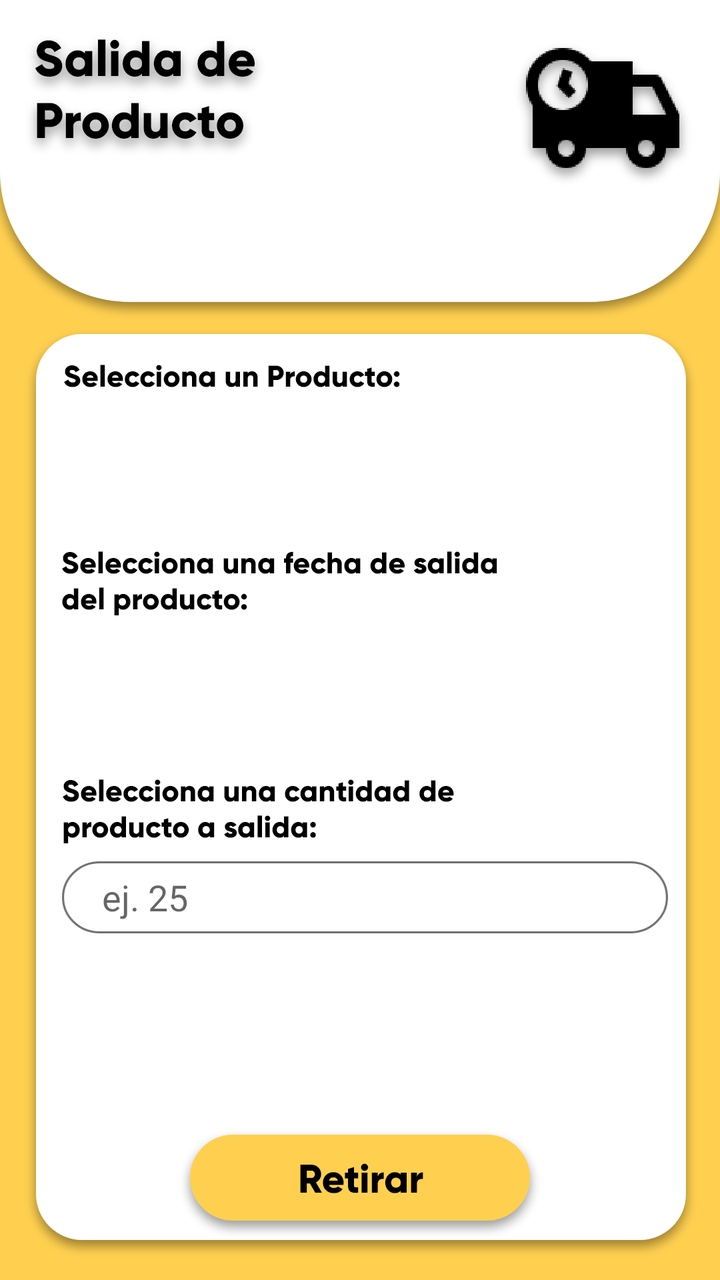
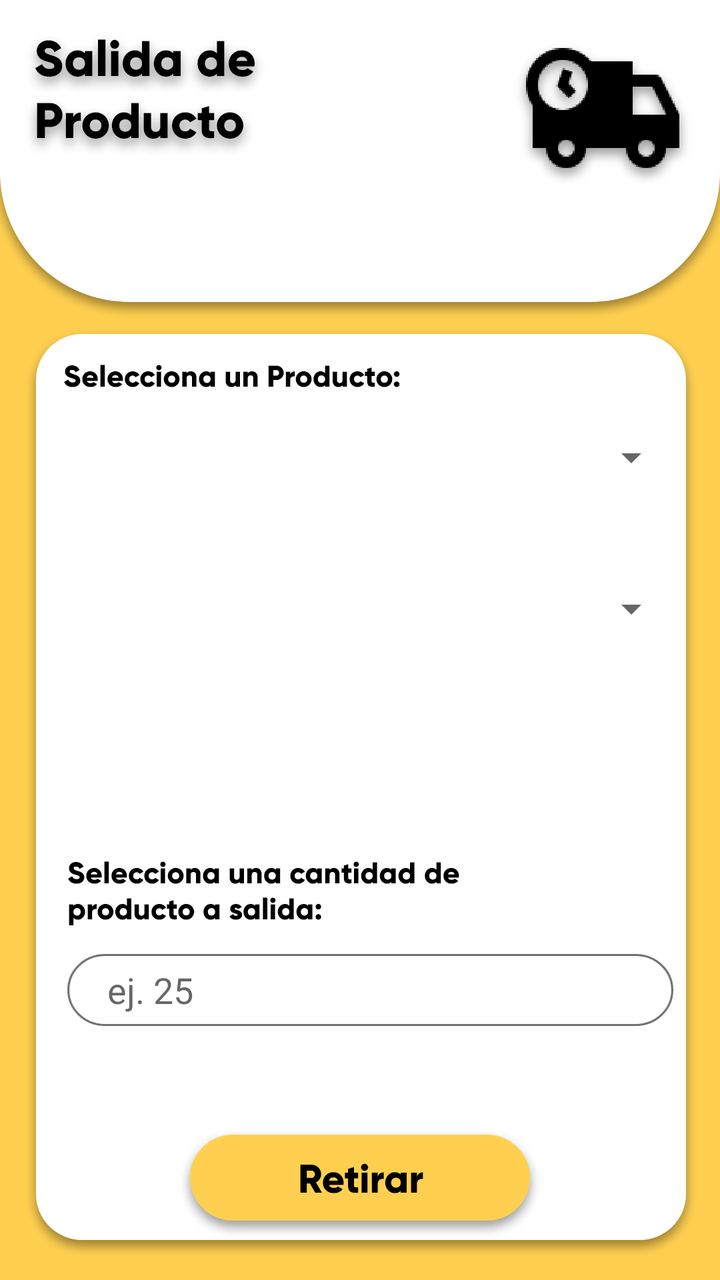

The first picture is an Android layout as it rendered before a commit; the second is the same layout after the commit. The layout source and the unified diff follow.
<!-- AndroidManifest.xml: application theme AppTheme -->
<!-- res/layout/activity__salida.xml -->
<?xml version="1.0" encoding="utf-8"?>
<android.support.constraint.ConstraintLayout xmlns:android="http://schemas.android.com/apk/res/android"
    xmlns:app="http://schemas.android.com/apk/res-auto"
    xmlns:tools="http://schemas.android.com/tools"
    android:layout_width="match_parent"
    android:layout_height="match_parent"
    android:background="@drawable/entradas"
    tools:context=".Activity_Salida">

    <ImageView
        android:id="@+id/imageView10"
        android:layout_width="wrap_content"
        android:layout_height="wrap_content"
        android:layout_marginStart="8dp"
        android:layout_marginTop="8dp"
        android:layout_marginEnd="8dp"
        android:layout_marginBottom="8dp"
        app:layout_constraintBottom_toBottomOf="parent"
        app:layout_constraintEnd_toEndOf="parent"
        app:layout_constraintHorizontal_bias="0.0"
        app:layout_constraintStart_toStartOf="parent"
        app:layout_constraintTop_toTopOf="parent"
        app:layout_constraintVertical_bias="0.0"
        app:srcCompat="@drawable/salidatexto" />

    <ImageView
        android:id="@+id/imageView11"
        android:layout_width="wrap_content"
        android:layout_height="wrap_content"
        android:layout_marginStart="8dp"
        android:layout_marginTop="8dp"
        android:layout_marginEnd="8dp"
        android:layout_marginBottom="8dp"
        app:layout_constraintBottom_toBottomOf="parent"
        app:layout_constraintEnd_toEndOf="parent"
        app:layout_constraintHorizontal_bias="1.0"
        app:layout_constraintStart_toStartOf="parent"
        app:layout_constraintTop_toTopOf="parent"
        app:layout_constraintVertical_bias="0.0"
        app:srcCompat="@drawable/iconosalida" />

    <ImageView
        android:id="@+id/imageView12"
        android:layout_width="wrap_content"
        android:layout_height="wrap_content"
        android:layout_marginStart="8dp"
        android:layout_marginTop="8dp"
        android:layout_marginEnd="8dp"
        android:layout_marginBottom="8dp"
        app:layout_constraintBottom_toBottomOf="parent"
        app:layout_constraintEnd_toEndOf="parent"
        app:layout_constraintHorizontal_bias="0.135"
        app:layout_constraintStart_toStartOf="parent"
        app:layout_constraintTop_toTopOf="parent"
        app:layout_constraintVertical_bias="0.283"
        app:srcCompat="@drawable/seleccionaunproducto" />

    <ImageView
        android:id="@+id/imageView13"
        android:layout_width="wrap_content"
        android:layout_height="wrap_content"
        android:layout_marginStart="8dp"
        android:layout_marginTop="8dp"
        android:layout_marginEnd="8dp"
        android:layout_marginBottom="8dp"
        app:layout_constraintBottom_toBottomOf="parent"
        app:layout_constraintEnd_toEndOf="parent"
        app:layout_constraintHorizontal_bias="0.181"
        app:layout_constraintStart_toStartOf="parent"
        app:layout_constraintTop_toTopOf="parent"
        app:layout_constraintVertical_bias="0.45"
        app:srcCompat="@drawable/seleccionaunasalida" />

    <ImageView
        android:id="@+id/imageView14"
        android:layout_width="wrap_content"
        android:layout_height="wrap_content"
        android:layout_marginStart="8dp"
        android:layout_marginTop="8dp"
        android:layout_marginEnd="8dp"
        android:layout_marginBottom="8dp"
        app:layout_constraintBottom_toBottomOf="parent"
        app:layout_constraintEnd_toEndOf="parent"
        app:layout_constraintHorizontal_bias="0.161"
        app:layout_constraintStart_toStartOf="parent"
        app:layout_constraintTop_toTopOf="parent"
        app:layout_constraintVertical_bias="0.644"
        app:srcCompat="@drawable/seleccionaunacantidadsalida" />

    <Button
        android:id="@+id/button5"
        android:layout_width="wrap_content"
        android:layout_height="wrap_content"
        android:layout_marginStart="8dp"
        android:layout_marginTop="8dp"
        android:layout_marginEnd="8dp"
        android:layout_marginBottom="8dp"
        android:background="@drawable/botonretirar"
        app:layout_constraintBottom_toBottomOf="parent"
        app:layout_constraintEnd_toEndOf="parent"
        app:layout_constraintStart_toStartOf="parent"
        app:layout_constraintTop_toTopOf="parent"
        app:layout_constraintVertical_bias="0.983" />

    <EditText
        android:id="@+id/editText"
        android:layout_width="303dp"
        android:layout_height="wrap_content"
        android:layout_marginTop="8dp"
        android:layout_marginEnd="8dp"
        android:layout_marginBottom="96dp"
        android:background="@drawable/entradax"
        android:ems="10"
        android:hint="ej. 25 "
        android:inputType="textPersonName"
        android:paddingLeft="20dp"
        app:layout_constraintBottom_toBottomOf="parent"
        app:layout_constraintEnd_toEndOf="@+id/imageView14"
        app:layout_constraintHorizontal_bias="0.0"
        app:layout_constraintStart_toStartOf="@+id/imageView14"
        app:layout_constraintTop_toBottomOf="@+id/imageView14"
        app:layout_constraintVertical_bias="0.0" />
</android.support.constraint.ConstraintLayout>
<!-- resources referenced by this layout -->
<resources>
  <!-- drawable botonretirar: png bitmap (drawable-hdpi, 4973 bytes) -->
  <!-- drawable entradas: png bitmap (drawable-hdpi, 14015 bytes) -->
  <!-- drawable entradax: png bitmap (drawable-hdpi, 2328 bytes) -->
  <!-- drawable iconosalida: png bitmap (drawable-hdpi, 5699 bytes) -->
  <!-- drawable salidatexto: png bitmap (drawable-hdpi, 8611 bytes) -->
  <!-- drawable seleccionaunacantidadsalida: png bitmap (drawable-hdpi, 3148 bytes) -->
  <!-- drawable seleccionaunasalida: png bitmap (drawable-hdpi, 3284 bytes) -->
  <!-- drawable seleccionaunproducto: png bitmap (drawable-hdpi, 1867 bytes) -->
  <style name="AppTheme" parent="Theme.AppCompat.Light.NoActionBar">
          
          <item name="colorPrimary">@color/colorPrimary</item>
          <item name="colorPrimaryDark">@color/colorPrimaryDark</item>
          <item name="colorAccent">@color/colorAccent</item>
      </style>
  <color name="colorPrimary">#8BC34A</color>
  <color name="colorPrimaryDark">#FFD050</color>
  <color name="colorAccent">#FFEB3B</color>
</resources>

<!-- the commit's change to res/layout/activity__salida.xml (unified diff, before → after) -->
@@ -6,6 +6,37 @@
     android:layout_height="match_parent"
     android:background="@drawable/entradas"
     tools:context=".Activity_Salida">
+
+    <Spinner
+        android:id="@+id/activity__salida_spinner"
+        android:layout_width="308dp"
+        android:layout_height="47dp"
+
+        android:layout_marginTop="8dp"
+        android:layout_marginRight="56dp"
+        android:layout_marginBottom="144dp"
+        android:hint="ej. Cebolla, limon..."
+        app:layout_constraintBottom_toBottomOf="parent"
+        app:layout_constraintRight_toRightOf="parent"
+        app:layout_constraintStart_toStartOf="@+id/imageView12"
+        app:layout_constraintTop_toBottomOf="@+id/imageView12"
+        app:layout_constraintVertical_bias="0.0" />
+
+
+    <Spinner
+        android:id="@+id/activity__salida_spinner2"
+        android:layout_width="308dp"
+        android:layout_height="47dp"
+
+        android:layout_marginTop="8dp"
+        android:layout_marginRight="56dp"
+        android:layout_marginBottom="144dp"
+        android:hint="ej. Cebolla, limon..."
+        app:layout_constraintBottom_toBottomOf="parent"
+        app:layout_constraintRight_toRightOf="parent"
+        app:layout_constraintStart_toStartOf="@+id/imageView12"
+        app:layout_constraintTop_toBottomOf="@+id/imageView12"
+        app:layout_constraintVertical_bias="0.31" />
 
     <ImageView
         android:id="@+id/imageView10"
@@ -55,21 +86,6 @@
         app:layout_constraintVertical_bias="0.283"
         app:srcCompat="@drawable/seleccionaunproducto" />
 
-    <ImageView
-        android:id="@+id/imageView13"
-        android:layout_width="wrap_content"
-        android:layout_height="wrap_content"
-        android:layout_marginStart="8dp"
-        android:layout_marginTop="8dp"
-        android:layout_marginEnd="8dp"
-        android:layout_marginBottom="8dp"
-        app:layout_constraintBottom_toBottomOf="parent"
-        app:layout_constraintEnd_toEndOf="parent"
-        app:layout_constraintHorizontal_bias="0.181"
-        app:layout_constraintStart_toStartOf="parent"
-        app:layout_constraintTop_toTopOf="parent"
-        app:layout_constraintVertical_bias="0.45"
-        app:srcCompat="@drawable/seleccionaunasalida" />
 
     <ImageView
         android:id="@+id/imageView14"
@@ -81,14 +97,25 @@
         android:layout_marginBottom="8dp"
         app:layout_constraintBottom_toBottomOf="parent"
         app:layout_constraintEnd_toEndOf="parent"
-        app:layout_constraintHorizontal_bias="0.161"
+        app:layout_constraintHorizontal_bias="0.18"
         app:layout_constraintStart_toStartOf="parent"
         app:layout_constraintTop_toTopOf="parent"
-        app:layout_constraintVertical_bias="0.644"
+        app:layout_constraintVertical_bias="0.714"
         app:srcCompat="@drawable/seleccionaunacantidadsalida" />
 
+    <TextView
+        android:id="@+id/activity__salida_cantidadentradatext"
+        android:layout_width="match_parent"
+        android:layout_height="wrap_content"
+        android:layout_marginBottom="40dp"
+        android:gravity="center_horizontal"
+        android:textAlignment="center"
+        android:textAppearance="@style/TextAppearance.AppCompat.Large"
+        app:layout_constraintBottom_toTopOf="@+id/imageView14"
+        app:layout_constraintEnd_toEndOf="@+id/imageView14" />
+
     <Button
-        android:id="@+id/button5"
+        android:id="@+id/activity__salida_retirarbutton"
         android:layout_width="wrap_content"
         android:layout_height="wrap_content"
         android:layout_marginStart="8dp"
@@ -103,7 +130,7 @@
         app:layout_constraintVertical_bias="0.983" />
 
     <EditText
-        android:id="@+id/editText"
+        android:id="@+id/activity__salida_edittext"
         android:layout_width="303dp"
         android:layout_height="wrap_content"
         android:layout_marginTop="8dp"
@@ -112,12 +139,13 @@
         android:background="@drawable/entradax"
         android:ems="10"
         android:hint="ej. 25 "
-        android:inputType="textPersonName"
+        android:inputType="numberDecimal"
         android:paddingLeft="20dp"
         app:layout_constraintBottom_toBottomOf="parent"
         app:layout_constraintEnd_toEndOf="@+id/imageView14"
         app:layout_constraintHorizontal_bias="0.0"
         app:layout_constraintStart_toStartOf="@+id/imageView14"
         app:layout_constraintTop_toBottomOf="@+id/imageView14"
-        app:layout_constraintVertical_bias="0.0" />
+        app:layout_constraintVertical_bias="0.145" />
+
 </android.support.constraint.ConstraintLayout>
<!-- resource entries referenced after the edit -->
@@ -6,7 +6,6 @@
   <!-- drawable iconosalida: png bitmap (drawable-hdpi, 5699 bytes) -->
   <!-- drawable salidatexto: png bitmap (drawable-hdpi, 8611 bytes) -->
   <!-- drawable seleccionaunacantidadsalida: png bitmap (drawable-hdpi, 3148 bytes) -->
-  <!-- drawable seleccionaunasalida: png bitmap (drawable-hdpi, 3284 bytes) -->
   <!-- drawable seleccionaunproducto: png bitmap (drawable-hdpi, 1867 bytes) -->
   <style name="AppTheme" parent="Theme.AppCompat.Light.NoActionBar">
           
